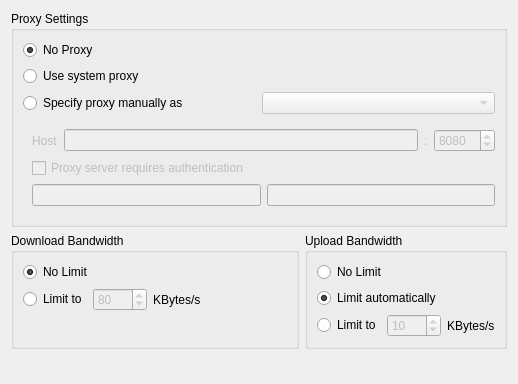
First picture: the form in src/mirall/networksettings.ui, repository GrossLukas/client, before the edit.
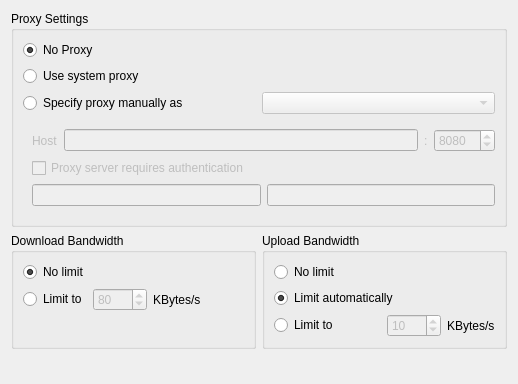
Second picture: the form after the edit.

Commit message: Fix casing in settings dialog

```diff
--- a/src/mirall/networksettings.ui
+++ b/src/mirall/networksettings.ui
@@ -229,7 +229,7 @@
       <item row="0" column="0" colspan="2">
        <widget class="QRadioButton" name="noDownloadLimitRadioButton">
         <property name="text">
-         <string>No Limit</string>
+         <string>No limit</string>
         </property>
         <property name="checked">
          <bool>true</bool>
@@ -254,6 +254,12 @@
    </item>
    <item row="1" column="1">
     <widget class="QGroupBox" name="groupBox_2">
+     <property name="sizePolicy">
+      <sizepolicy hsizetype="MinimumExpanding" vsizetype="Preferred">
+       <horstretch>0</horstretch>
+       <verstretch>0</verstretch>
+      </sizepolicy>
+     </property>
      <property name="title">
       <string>Upload Bandwidth</string>
      </property>
@@ -261,7 +267,7 @@
       <item row="0" column="0" colspan="2">
        <widget class="QRadioButton" name="noUploadLimitRadioButton">
         <property name="text">
-         <string>No Limit</string>
+         <string>No limit</string>
         </property>
        </widget>
       </item>
```
